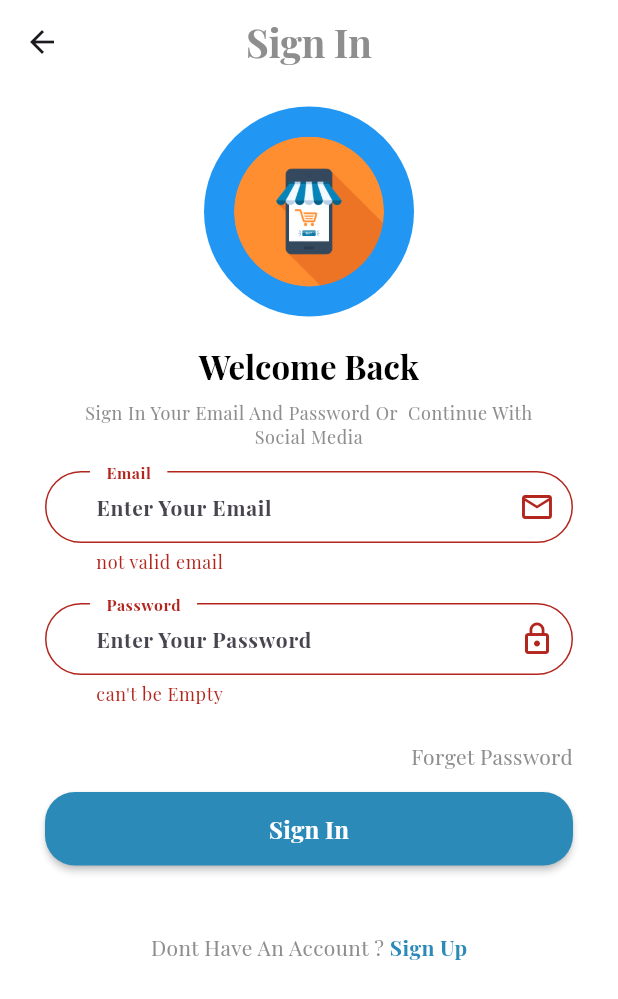
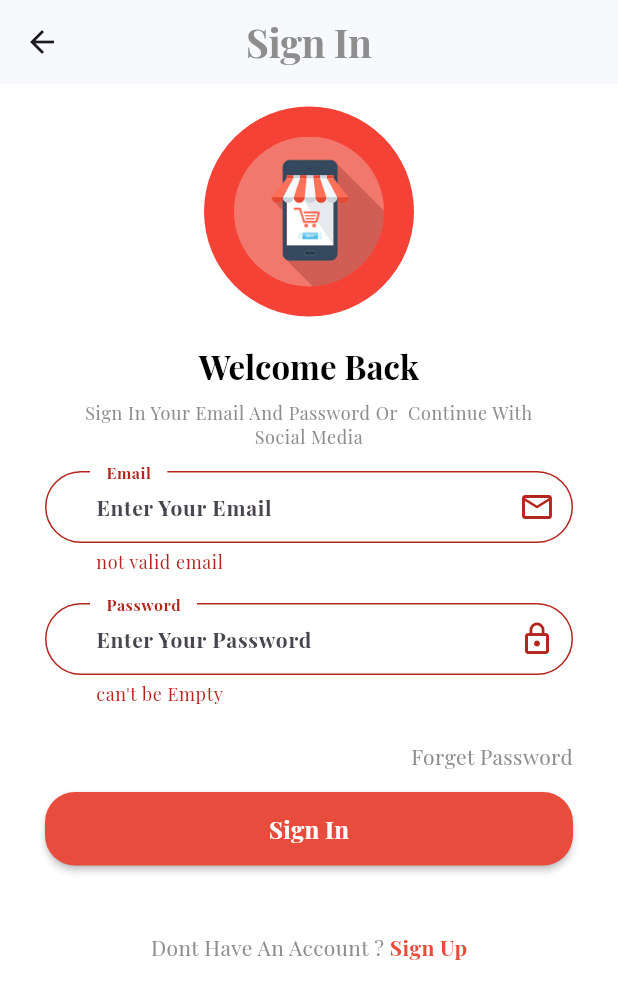
Before and after one commit to BedaouiKhalil/Ecommerce_flutter, a Flutter app: the Login screen opened by its route, after a tap on "Sign In", on a phone screen of 412 x 824 dp. Shown: the top 999 px of the screen. Run offline on Flutter 3.47's test engine with Material 3 defaults, Android fonts, the phone set to English and light mode, and no system bars; our stand-ins replace cached_network_image, dartz, firebase_core, firebase_messaging, flutter_otp_text_field, flutter_svg and 3 more; accounts and stored records are empty; project files that could hold a hidden picture were left out.

```diff
--- a/lib/controller/auth/login_controller.dart
+++ b/lib/controller/auth/login_controller.dart
@@ -6,6 +6,7 @@ import 'package:ecommerce/data/dataSource/remote/auth/login.dart';
 import 'package:firebase_messaging/firebase_messaging.dart';
 import 'package:flutter/cupertino.dart';
 import 'package:get/get.dart';
+
 abstract class LoginController extends GetxController {
   login();
   goToSignUp();
@@ -22,7 +23,7 @@ class LoginControllerImp extends LoginController {
 
   bool isshowpassword = true;
 
-   MyServices myServices = Get.find();
+  MyServices myServices = Get.find();
 
   StatusRequest statusRequest = StatusRequest.none;
 
@@ -42,15 +43,37 @@ class LoginControllerImp extends LoginController {
       if (StatusRequest.success == statusRequest) {
         if (response['status'] == "success") {
           // data.addAll(response['data']);
-          myServices.sharedPreferences.setString("id", response['data']['id']) ;
-          myServices.sharedPreferences.setString("username", response['data']['username']) ;
-          myServices.sharedPreferences.setString("email", response['data']['email']) ;
-          myServices.sharedPreferences.setString("phone", response['data']['phone']) ;
-          myServices.sharedPreferences.setString("step","2") ;
-          Get.offNamed(AppRoute.homepage);
+          if (response['data']['approve'] == 1) {
+            myServices.sharedPreferences.setString(
+              "id",
+              response['data']['id'].toString(),
+            );
+            myServices.sharedPreferences.setString(
+              "username",
+              response['data']['username'],
+            );
+            myServices.sharedPreferences.setString(
+              "email",
+              response['data']['email'],
+            );
+            myServices.sharedPreferences.setString(
+              "phone",
+              response['data']['phone'],
+            );
+
+            myServices.sharedPreferences.setString("step", "2");
+            Get.offNamed(AppRoute.homepage);
+          } else {
+            Get.toNamed(
+              AppRoute.verfiyCodeSignUp,
+              arguments: {"email": email.text},
+            );
+          }
         } else {
           Get.defaultDialog(
-              title: "ُWarning", middleText: "Email Or Password Not Correct");
+            title: "ُWarning",
+            middleText: "Email Or Password Not Correct",
+          );
           statusRequest = StatusRequest.failure;
         }
       }
--- a/lib/core/constant/color.dart
+++ b/lib/core/constant/color.dart
@@ -4,9 +4,11 @@ class AppColor {
   static const Color grey = Color(0xff8e8e8e);
   static const Color grey2 = Color.fromARGB(255, 66, 66, 66);
   static const Color black = Color(0xff000000);
-  static const Color primaryColor = Color(0xFF2B8AB8);
-  static const Color secondColor = Color(0xFF4DD0E1);
-  static const Color thirdColor = Color(0xFF174B63);
-  static const Color fourthColor = Color(0xFF607D8B);
-  static const Color backgroundcolor = Color.fromARGB(255, 255, 255, 255);
+  // static const Color primaryColor = Color(0xff5DB1DF);
+  static const Color backgroundcolor = Color(0xffF8F9FD) ;
+  static const Color primaryColor = Color(0xffe74c3c);
+  static const Color secondColor = Color(0xffc0392b);
+  static const Color fourthColor = Color(0xff0d3056);
+  static const Color thirdColor = Color.fromARGB(255, 255, 179, 170);
+
 }
--- a/lib/core/constant/image_asset.dart
+++ b/lib/core/constant/image_asset.dart
@@ -1,16 +1,17 @@
 class AppImageAsset {
   static const String rootImages = "assets/images";
-
-  static const String logo = "$rootImages/logo.png";
   static const String rootLottie = "assets/lottie";
 
-  static const String onBoardingImageOne = "$rootImages/onboardingone.PNG";
-  static const String onBoardingImageTwo = "$rootImages/onboardingtwo.PNG";
-  static const String onBoardingImageThree = "$rootImages/onboardingthree.PNG";
-  static const String onBoardingImageFour = "$rootImages/onboardingfour.PNG";
+  static const String logo = "$rootImages/logoapp.png";
+  static const String onBoardingImageOne = "$rootImages/one.PNG";
+  static const String onBoardingImageTwo = "$rootImages/two.PNG";
+  static const String onBoardingImageThree = "$rootImages/three.PNG";
+  static const String onBoardingImageFour   = "$rootImages/onboardingfour.PNG" ;
 
   static const String loading = "$rootLottie/loading.json";
   static const String offline = "$rootLottie/offline.json";
   static const String noData = "$rootLottie/nodata.json";
   static const String server = "$rootLottie/server.json";
+
+  static const String avatar = "$rootImages/avatar.png" ;
 }
--- a/lib/data/dataSource/remote/auth/verfiy_code_signup.dart
+++ b/lib/data/dataSource/remote/auth/verfiy_code_signup.dart
@@ -11,4 +11,9 @@ class VerfiyCodeSignUpData {
     });
     return response.fold((l) => l, (r) => r);
   }
+
+  resendData(String email) async {
+    var response = await crud.postData(AppLink.resend, {"email": email});
+    return response.fold((l) => l, (r) => r);
+  }
 }
--- a/lib/data/dataSource/static/static.dart
+++ b/lib/data/dataSource/static/static.dart
@@ -17,9 +17,4 @@ List<onBoarding> onBoardingList = [
       body:
           "We Have a 100k Product , Choose \n Your Product From Our E-commerce Shop",
       image: AppImageAsset.onBoardingImageThree),
-  onBoarding(
-      title: "Fast Delivery",
-      body:
-          "We Have a 100k Product , Choose \n Your Product From Our E-commerce Shop",
-      image: AppImageAsset.onBoardingImageFour),
 ];
--- a/lib/link_api.dart
+++ b/lib/link_api.dart
@@ -14,6 +14,7 @@ class AppLink {
   static const String signUp = "$server/auth/signup.php";
   static const String login = "$server/auth/login.php";
   static const String verifyCodeSignup = "$server/auth/verfiyCode.php";
+  static const String resend = "$server/auth/resend.php";
 
   // ================================= ForgetPassword ========================== //
 
--- a/lib/view/widget/auth/logo.dart
+++ b/lib/view/widget/auth/logo.dart
@@ -8,7 +8,7 @@ class LogoAuth extends StatelessWidget {
   Widget build(BuildContext context) {
     return CircleAvatar(
       radius: 70,
-      backgroundColor: Colors.blue,
+      backgroundColor: Colors.red,
       child: ClipOval(
         child: Image.asset(
           AppImageAsset.logo,
```
Also changed, not shown: lib/controller/auth/verfiy_code_signup_controller.dart (+10 -9 lines), lib/view/screen/auth/verify_code_signup.dart (+6 -3 lines), assets/images/avatar.png (added), assets/images/يسبيسب.jpg (added).
